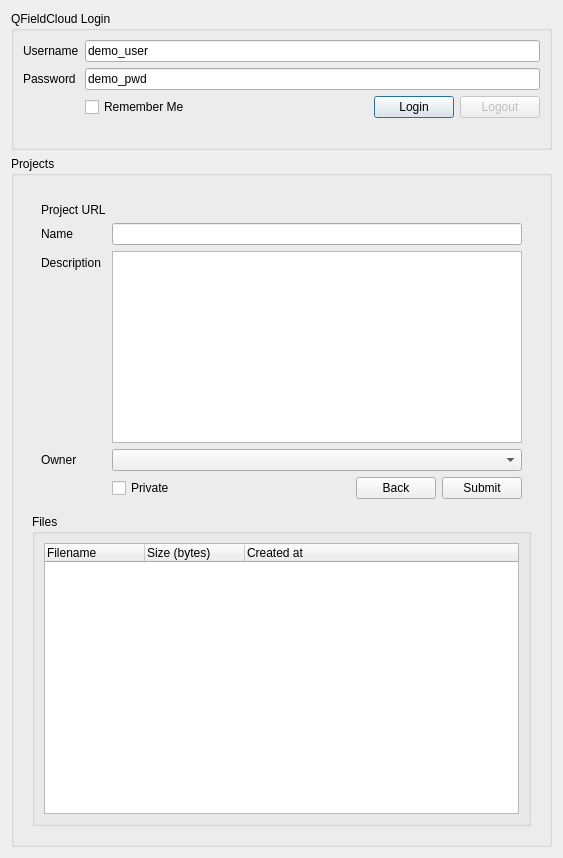
Old version of the form qfieldsync/ui/qfield_cloud_dialog.ui in the repository opengisch/qfieldsync.
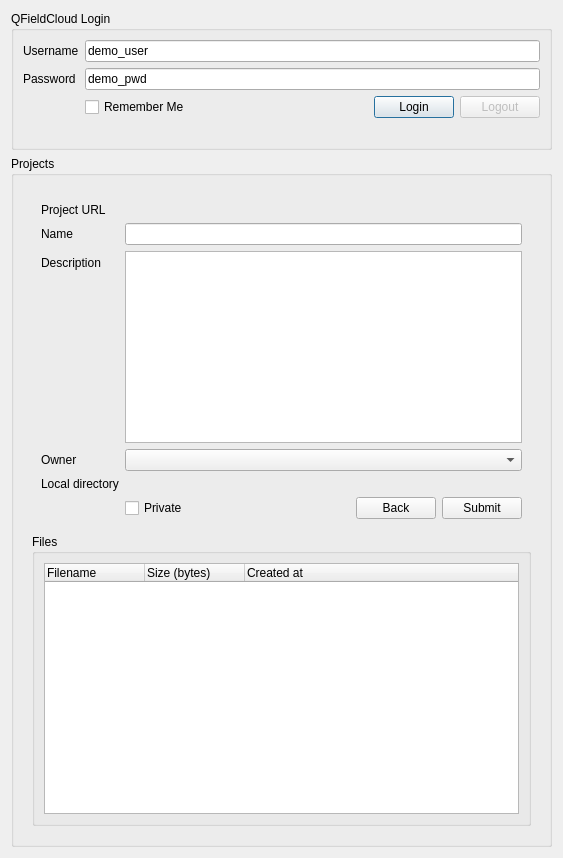
New version of the form. The open tabs and pages were chosen to show the change. Custom widgets are drawn as their Qt base class.

Diff of the .ui file:
```diff
--- a/qfieldsync/ui/qfield_cloud_dialog.ui
+++ b/qfieldsync/ui/qfield_cloud_dialog.ui
@@ -358,6 +358,23 @@
                </item>
               </layout>
              </item>
+             <item row="5" column="1">
+              <widget class="QgsFileWidget" name="projectLocalDirFileWidget">
+               <property name="dialogTitle">
+                <string>Select Local QFieldCloud project directory</string>
+               </property>
+               <property name="storageMode">
+                <enum>QgsFileWidget::GetDirectory</enum>
+               </property>
+              </widget>
+             </item>
+             <item row="5" column="0">
+              <widget class="QLabel" name="projectLocalDirLabel">
+               <property name="text">
+                <string>Local directory</string>
+               </property>
+              </widget>
+             </item>
             </layout>
            </widget>
           </item>
@@ -426,6 +443,11 @@
    <header>qgscollapsiblegroupbox.h</header>
    <container>1</container>
   </customwidget>
+  <customwidget>
+   <class>QgsFileWidget</class>
+   <extends>QWidget</extends>
+   <header>qgsfilewidget.h</header>
+  </customwidget>
   <customwidget>
    <class>QgsPasswordLineEdit</class>
    <extends>QLineEdit</extends>
```
